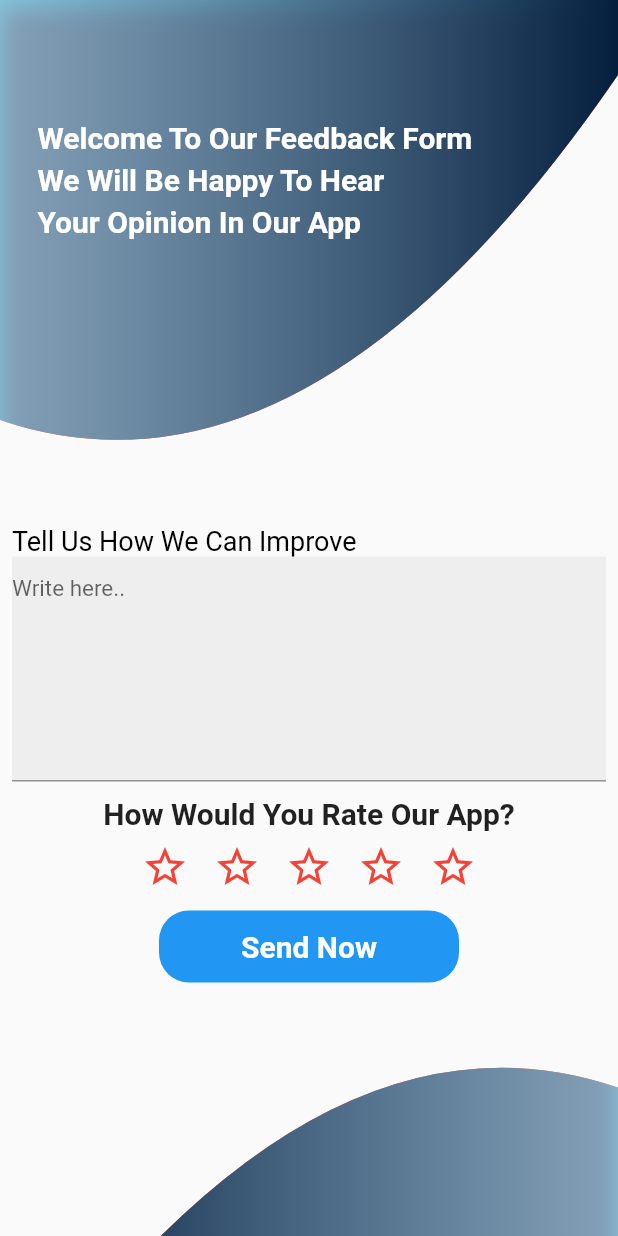
After one commit to nub-badsoldier/HelpMeOut, a Flutter app: the FeedbackScreen screen opened directly, on a phone screen of 412 x 824 dp. The commit adds this screen. Run offline on Flutter 3.47's test engine with Material 2 defaults, Android fonts, the phone set to English and light mode, and no system bars; our stand-ins replace cloud_firestore, firebase_auth, firebase_core, firebase_storage, font_awesome_flutter, google_sign_in and 4 more; missing offline and left inert: easy_pdf_viewer, flutter_document_picker; accounts and stored records are empty; network calls fail; Roboto replaces fonts that are missing (Fonts/Oswald-Bold.ttf).

Commit message:
UI updated

```diff
--- a/lib/chat/chat_home_page.dart
+++ b/lib/chat/chat_home_page.dart
@@ -29,8 +29,8 @@ class _Chat_HomePageState extends State<Chat_HomePage> {
   Widget build(BuildContext context) {
     return Scaffold(
       appBar: AppBar(
-        centerTitle: true,
-        title: const Text("Your Chats"),
+        title: const Text("Chats"),
+        backgroundColor: Color(0xFF68B1D0),
       ),
       body: SafeArea(
         child: Container(
@@ -135,6 +135,7 @@ class _Chat_HomePageState extends State<Chat_HomePage> {
           }));
         },
         child: const Icon(Icons.search),
+        backgroundColor: Color(0xFF68B1D0),
       ),
     );
   }
--- a/lib/main.dart
+++ b/lib/main.dart
@@ -64,7 +64,7 @@ class _SplashScreenState extends State<SplashScreen> {
               width: MediaQuery.of(context).size.width * 0.5,
               height: MediaQuery.of(context).size.height * 0.5,
               decoration: BoxDecoration(
-                color: Colors.deepPurple,
+                color: Color(0xFF9EA8C7),
                 borderRadius: BorderRadius.only(
                   bottomRight: Radius.circular(150),
                 ),
@@ -78,7 +78,7 @@ class _SplashScreenState extends State<SplashScreen> {
               width: MediaQuery.of(context).size.width * 0.4,
               height: MediaQuery.of(context).size.height * 0.4,
               decoration: BoxDecoration(
-                color: Colors.pinkAccent,
+                color: Color(0xCC68B8D8),
                 borderRadius: BorderRadius.only(
                   topLeft: Radius.circular(150),
                 ),
--- a/lib/screens/feed.dart
+++ b/lib/screens/feed.dart
@@ -22,13 +22,13 @@ class _Feed_PageState extends State<Feed_Page> {
               Container(
                 padding: EdgeInsets.only(top: 35, left: 15, right: 15, bottom: 15),
                 height: 80,
-                color: Colors.green,
+                color: Color(0xFF68B1D0),
                 child: Row(
                   children: [
                     Text(
                       'Feed',
                       style: TextStyle(
-                        fontSize: 30,
+                        fontSize: 28,
                         color: Colors.white,
                         fontWeight: FontWeight.w500,
                       ),
@@ -53,6 +53,7 @@ class _Feed_PageState extends State<Feed_Page> {
                   Navigator.push(context, MaterialPageRoute(builder: (context) => AddPost()));
                 },
                 child: Icon(Icons.add),
+                backgroundColor: Color(0xFF68B1D0),
               )
             )
           )
--- /dev/null
+++ b/lib/screens/feedback.dart
@@ -0,0 +1,329 @@
+import 'package:flutter/gestures.dart';
+import 'package:flutter/material.dart';
+import 'package:cloud_firestore/cloud_firestore.dart';
+import 'package:firebase_auth/firebase_auth.dart';
+
+class FeedbackScreen extends StatefulWidget {
+  const FeedbackScreen({Key? key}) : super(key: key);
+
+  @override
+  State<FeedbackScreen> createState() => _FeedbackScreenState();
+}
+
+class _FeedbackScreenState extends State<FeedbackScreen> {
+  final Color firstColor = const Color(0xCC68B8D8);
+  final Color secondColor = const Color.fromRGBO(5, 30, 62, 1);
+  TextEditingController msgContoller = TextEditingController();
+
+  void sendFeedback() async {
+    var uid = FirebaseAuth.instance.currentUser?.uid;
+    await FirebaseFirestore.instance.collection("feedback").doc().set(<String, dynamic>{
+      'uid': uid,
+      'desc': msgContoller.text,
+    });
+  }
+
+  @override
+  Widget build(BuildContext context) {
+    return Scaffold(
+      body: SingleChildScrollView(
+        physics: NeverScrollableScrollPhysics(),
+        child: Column(
+          crossAxisAlignment: CrossAxisAlignment.start,
+          children: [
+            Stack(
+              children: [
+                ClipPath(
+                  clipper: MyClipper(),
+                  child: Container(
+                    width: double.infinity,
+                    height: 350,
+                    decoration: BoxDecoration(
+                        gradient: LinearGradient(
+                            colors: [
+                              firstColor,
+                              secondColor
+                            ]
+                        ),
+                        boxShadow: const[
+                          BoxShadow(
+                              color: Colors.red,
+                              blurRadius: 12,
+                              offset: Offset(0, 6)
+                          )
+                        ]
+                    ),
+                  ),
+                ),
+                Positioned(
+                  top: 80,
+                  left: 25,
+                  child: Column(
+                    crossAxisAlignment: CrossAxisAlignment.start,
+                    children: const <Widget> [
+                      Text('Welcome To Our Feedback Form',
+                        style: TextStyle(
+                            fontSize: 20.0,
+                            fontWeight: FontWeight.w600,
+                            color: Colors.white
+                        ),
+                      ),
+                      SizedBox(height: 5),
+                      Text('We Will Be Happy To Hear',
+                        style: TextStyle(
+                          fontSize: 20.0,
+                          fontWeight: FontWeight.w600,
+                          color: Colors.white,
+                        ),
+                      ),
+                      SizedBox(height: 5),
+                      Text('Your Opinion In Our App',
+                        style: TextStyle(
+                          fontSize: 20.0,
+                          fontWeight: FontWeight.w600,
+                          color: Colors.white,
+                        ),
+                      ),
+                    ],
+                  ),
+                ),
+              ],
+            ),
+            Column(
+              crossAxisAlignment: CrossAxisAlignment.start,
+              children:  [
+                Padding(
+                  padding: EdgeInsets.symmetric(horizontal: 8.0),
+                  child: Text('Tell Us How We Can Improve'
+                    ,style: TextStyle(color: Colors.black,fontSize: 18.0),
+                  ),
+                ),
+                Row(
+                  children: [
+                    Expanded(
+                        child: Container(
+                          margin: EdgeInsets.symmetric(horizontal: 8.0),
+                          height: 150,
+                          decoration: BoxDecoration(
+                            color: Colors.grey.shade200,
+                          ),
+                          child: TextField(
+                            controller: msgContoller,
+                            style: const TextStyle(
+                                color: Colors.black,
+                                fontSize: 15
+                            ),
+                            maxLines: 10,
+                            decoration: InputDecoration(
+                                hintText: 'Write here..',
+                            ),
+                          ),
+                        )
+                    ),
+                  ],
+                ),
+                SizedBox(height: 10),
+                const Center(
+                  child: Text(
+                    'How Would You Rate Our App?',
+                    style: TextStyle(
+                      fontSize: 20,fontWeight: FontWeight.bold,
+                    ),
+                  ),
+                ),
+                Row(
+                  mainAxisAlignment: MainAxisAlignment.center,
+                  children: List.generate(5, (index) => IconButton(
+                      onPressed: (){},
+                      icon: Icon(
+                        Icons.star_border_outlined,
+                        color: Colors.red,
+                        size: 32,
+                      ))),
+                ),
+                SizedBox(height: 5,),
+                Center(
+                  child: Container(
+                    width: 200,
+                    decoration: BoxDecoration(
+                      borderRadius: BorderRadius.circular(20),
+                      color: Colors.blue,
+                    ),
+                    child: MaterialButton(
+                      onPressed: () {
+                        if (msgContoller.text != "") {
+                          sendFeedback();
+                          showDialog(
+                            context: context,
+                            builder: (ctx) => AlertDialog(
+                              title: const Text("FeedBack Sent"),
+                              content: const Text("Thank you for the feedback!!"),
+                              actions: <Widget>[
+                                TextButton(
+                                  onPressed: () {
+                                    Navigator.of(ctx).pop();
+                                  },
+                                  child: Container(
+                                    color: Color(0xCC68B8D8),
+                                    padding: const EdgeInsets.all(14),
+                                    child: const Text("ok"),
+                                  ),
+                                ),
+                              ],
+                            ),
+                          );
+                          Navigator.pop(context);
+                        }else {
+
+                        }
+                      },
+                      child: const Text('Send Now',style: TextStyle(
+                          color: Colors.white,
+                          fontFamily: 'Fonts/Oswald-Bold.ttf',
+                          fontSize: 20,
+                          fontWeight: FontWeight.bold
+                      ),),
+                    ),
+                  ),
+                ),
+                Stack(
+                  children: [
+                    RotatedBox(quarterTurns: 6,
+                      child: ClipPath(
+                        clipper: MyClipper(),
+                        child: Container(
+                          width: double.infinity,
+                          height: 400,
+                          decoration: BoxDecoration(
+                              gradient: LinearGradient(
+                                  colors: [
+                                    firstColor,
+                                    secondColor
+                                  ]
+                              ),
+                              boxShadow: const[
+                                BoxShadow(
+                                    color: Colors.red,
+                                    blurRadius: 12,
+                                    offset: Offset(0, 6)
+                                )
+                              ]
+                          ),
+                        ),
+                      ),),
+                  ],
+                )
+              ],
+            )
+          ],
+        ),
+      ),
+
+    );
+  }
+}
+
+class MyClipper extends CustomClipper<Path>{
+  @override
+  Path getClip(Size size) {
+    var path=Path();
+    path.lineTo(0, size.height-70);
+    path.quadraticBezierTo(size.width/2, size.height, size.width,size.height-300);
+    path.lineTo(size.width, 0);
+    path.close();
+    return path;
+  }
+
+  @override
+  bool shouldReclip(covariant CustomClipper<Path> oldClipper) {
+    return false;
+  }
+
+}
+// class _FeedbackScreenState extends State<FeedbackScreen> {
+//   final _formKey = GlobalKey<FormState>();
+//   final _feedbackController = TextEditingController();
+//
+//   String _feedbackType = 'Bug';
+//   bool _isLoading = false;
+//
+//   void _submitFeedback() async {
+//     setState(() {
+//       _isLoading = true;
+//     });
+//
+//     final user = FirebaseAuth.instance.currentUser;
+//
+//     await FirebaseFirestore.instance.collection('feedback').add({
+//       'userId': user.uid,
+//       'feedbackType': _feedbackType,
+//       'feedback': _feedbackController.text,
+//       'createdAt': Timestamp.now(),
+//     });
+//
+//     setState(() {
+//       _isLoading = false;
+//     });
+//
+//     ScaffoldMessenger.of(context).showSnackBar(
+//       SnackBar(content: Text('Feedback submitted successfully')),
+//     );
+//   }
+//
+//
+//       appBar: AppBar(title: Text('Submit Feedback')),
+//       body: Padding(
+//         padding: EdgeInsets.all(16),
+//         child: Form(
+//           key: _formKey,
+//           child: Column(
+//             crossAxisAlignment: CrossAxisAlignment.start,
+//             children: [
+//               Text('Feedback Type'),
+//               SizedBox(height: 8),
+//               DropdownButtonFormField<String>(
+//                 value: _feedbackType,
+//                 onChanged: (value) {
+//                   setState(() {
+//                     _feedbackType = value!;
+//                   });
+//                 },
+//                 items: ['Bug', 'Feature Request', 'General Feedback']
+//                     .map<DropdownMenuItem<String>>((value) {
+//                   return DropdownMenuItem<String>(
+//                     value: value,
+//                     child: Text(value),
+//                   );
+//                 }).toList(),
+//               ),
+//               SizedBox(height: 16),
+//               Text('Feedback'),
+//               SizedBox(height: 8),
+//               TextFormField(
+//                 controller: _feedbackController,
+//                 maxLines: 5,
+//                 validator: (value) {
+//                   // if (value.isEmpty) {
+//                   //   return 'Please enter your feedback';
+//                   // }
+//                   return null;
+//                 },
+//               ),
+//               SizedBox(height: 16),
+//               _isLoading
+//                   ? Center(child: CircularProgressIndicator())
+//                   : ElevatedButton(
+//                 onPressed: () {
+//                    {
+//                     _submitFeedback();
+//                   }
+//                 },
+//                 child: Text('Submit'),
+//               ),
+//             ],
+//           ),
+//         ),
+//       ),
+//     );
+//   }
+// }
--- a/lib/screens/profile.dart
+++ b/lib/screens/profile.dart
@@ -50,6 +50,7 @@ class _ProfileState extends State<Profile> {
     return Scaffold(
       appBar: AppBar(
         title: Text('Profile'),
+        backgroundColor: Color(0xFF9EA8C7),
         actions: <Widget>[
           IconButton(
             icon: Icon(Icons.edit),
--- a/lib/services/services.dart
+++ b/lib/services/services.dart
@@ -25,7 +25,7 @@ class Service {
       print(user);
       if (result != null) {
         final userInst = FirebaseFirestore.instance.collection("user");
-        final query = userInst.where(userInst.doc().id, isEqualTo: user?.uid);
+        final query = userInst.where("uid", isEqualTo: user?.uid);
         query.get().then(
           (querySnapshot) {
             if (querySnapshot.docs.length == 0) {
```
Also changed, not shown: lib/screens/FirstPage.dart (+6 -4 lines), lib/screens/edit_profile.dart (+16 -16 lines), lib/screens/home.dart (+78 -18 lines), 1 other file.
